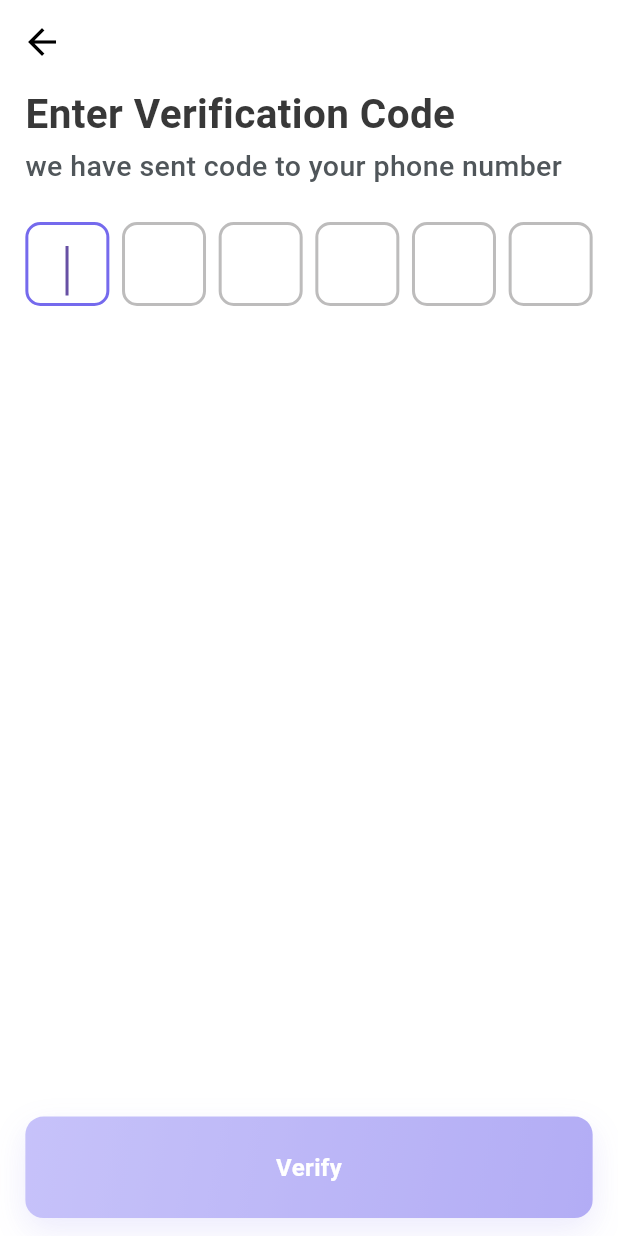
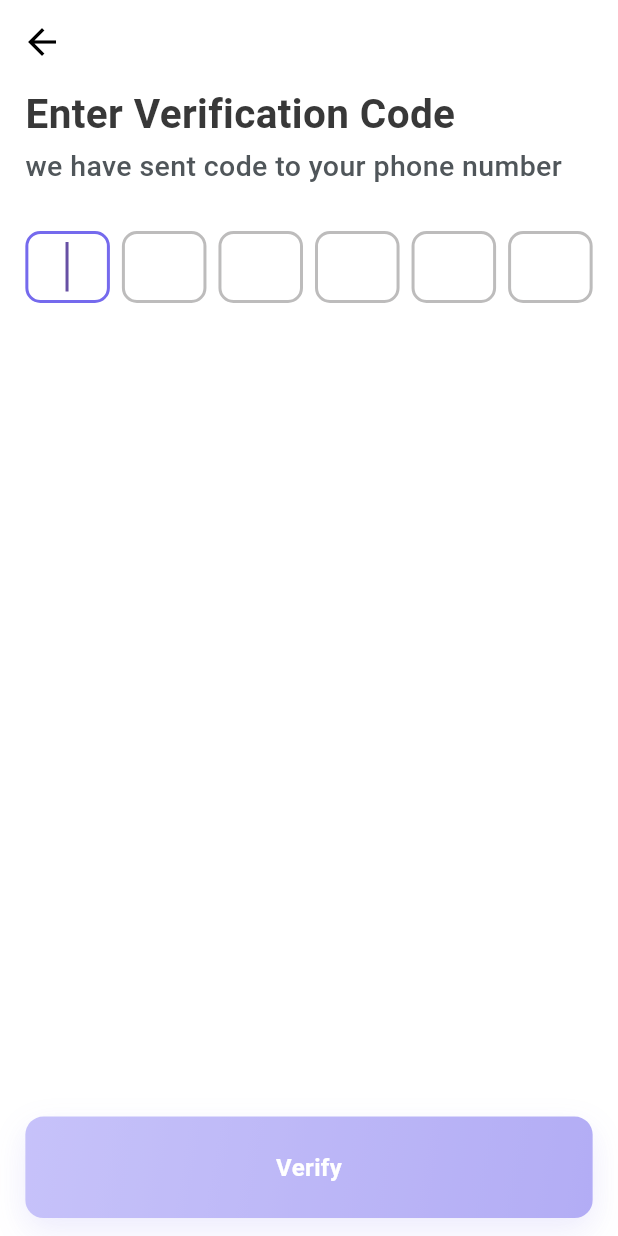
Before and after one commit to rayyankhan00776/GoDropMe, a Flutter app: the OtpScreen screen opened by its route, on a phone screen of 412 x 824 dp. Run offline on Flutter 3.47's test engine with Material 3 defaults, Android fonts, the phone set to English and light mode, and no system bars; our stand-ins replace flutter_svg, get; project files that could hold a hidden picture were left out.

Commit message:
maked the box size of the top a little good in design

```diff
--- a/lib/features/phoneVerfication/pages/otp_screen.dart
+++ b/lib/features/phoneVerfication/pages/otp_screen.dart
@@ -76,7 +76,7 @@ class _OtpScreenState extends State<OtpScreen> {
             crossAxisAlignment: CrossAxisAlignment.start,
             children: [
               OtpHeader(),
-              const SizedBox(height: 24),
+              const SizedBox(height: 30),
 
               // OTP input row — responsive sizing to avoid overflow on small screens
               LayoutBuilder(
@@ -89,8 +89,8 @@ class _OtpScreenState extends State<OtpScreen> {
                   // compute box size so 6 boxes + gaps fit into available width
                   final totalGaps = gap * (6 - 1);
                   final boxSize = ((availableWidth - totalGaps) / 6).clamp(
-                    40.0,
-                    56.0,
+                    44.0,
+                    72.0,
                   );
 
                   return Row(
--- a/lib/features/phoneVerfication/widgets/otpWidgets/otp_text_field.dart
+++ b/lib/features/phoneVerfication/widgets/otpWidgets/otp_text_field.dart
@@ -20,7 +20,8 @@ class OtpTextField extends StatefulWidget {
     this.fieldNumber = 0,
     this.focusNode,
     this.onChanged,
-    this.size = 56,
+    // Increase default size a bit to make boxes taller on medium/large screens
+    this.size = 64,
   });
 
   @override
@@ -66,16 +67,18 @@ class _OtpTextFieldState extends State<OtpTextField> {
         focusNode: _focusNode,
         autofocus: widget.autoFocus,
         textAlign: TextAlign.center,
+        textAlignVertical: TextAlignVertical.center,
         keyboardType: TextInputType.number,
         maxLength: 1,
         onTapOutside: (event) => FocusScope.of(context).unfocus(),
         // Scale font size proportionally so the digit fits well on small boxes
         style: AppTypography.onboardTitle.copyWith(
-          fontSize: (boxSize * 0.39).clamp(14.0, 22.0),
+          fontSize: (boxSize * 0.39).clamp(14.0, 26.0),
         ),
         inputFormatters: [FilteringTextInputFormatter.digitsOnly],
         decoration: InputDecoration(
           counterText: "",
+          contentPadding: EdgeInsets.zero,
           enabledBorder: OutlineInputBorder(
             borderRadius: BorderRadius.circular(10),
             borderSide: BorderSide(color: AppColors.lightGray, width: 2),
```
